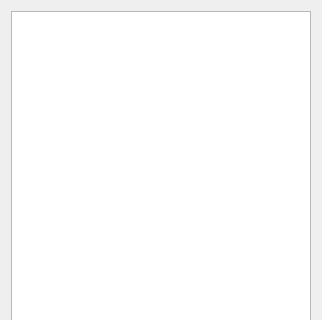
Above: qt_gui/ui/sprint_outline.ui from ravenvz/SprintTimer before the change; both pictures show x 0 to 322 and y 0 to 320 of the 322 by 544 pixel window. Below: the same form after it.
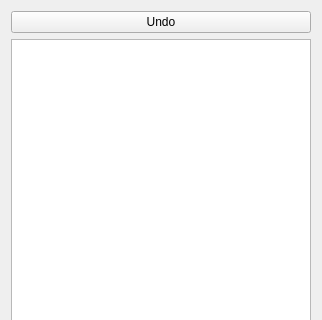
That is the form after the change.

```diff
--- a/qt_gui/ui/sprint_outline.ui
+++ b/qt_gui/ui/sprint_outline.ui
@@ -14,6 +14,16 @@
    <string>Form</string>
   </property>
   <layout class="QVBoxLayout" name="verticalLayout">
+   <item>
+    <widget class="QPushButton" name="pbUndo">
+     <property name="toolTip">
+      <string>Undo last action</string>
+     </property>
+     <property name="text">
+      <string>Undo</string>
+     </property>
+    </widget>
+   </item>
    <item>
     <widget class="QListView" name="lvFinishedSprints">
      <property name="sizePolicy">
```
